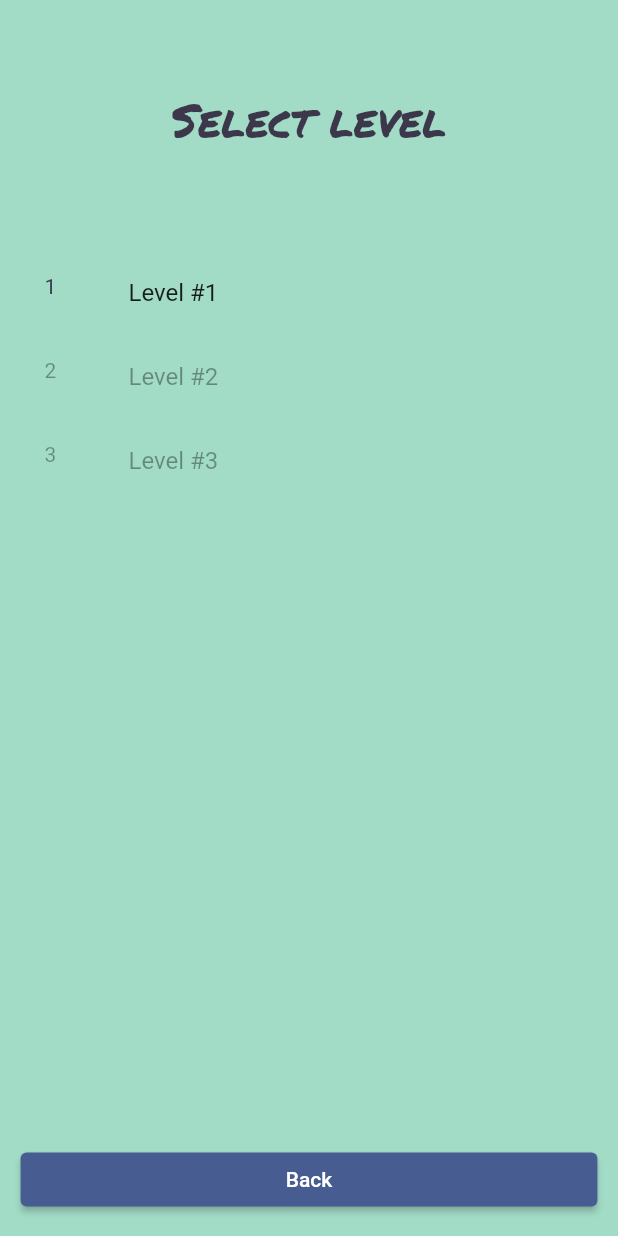
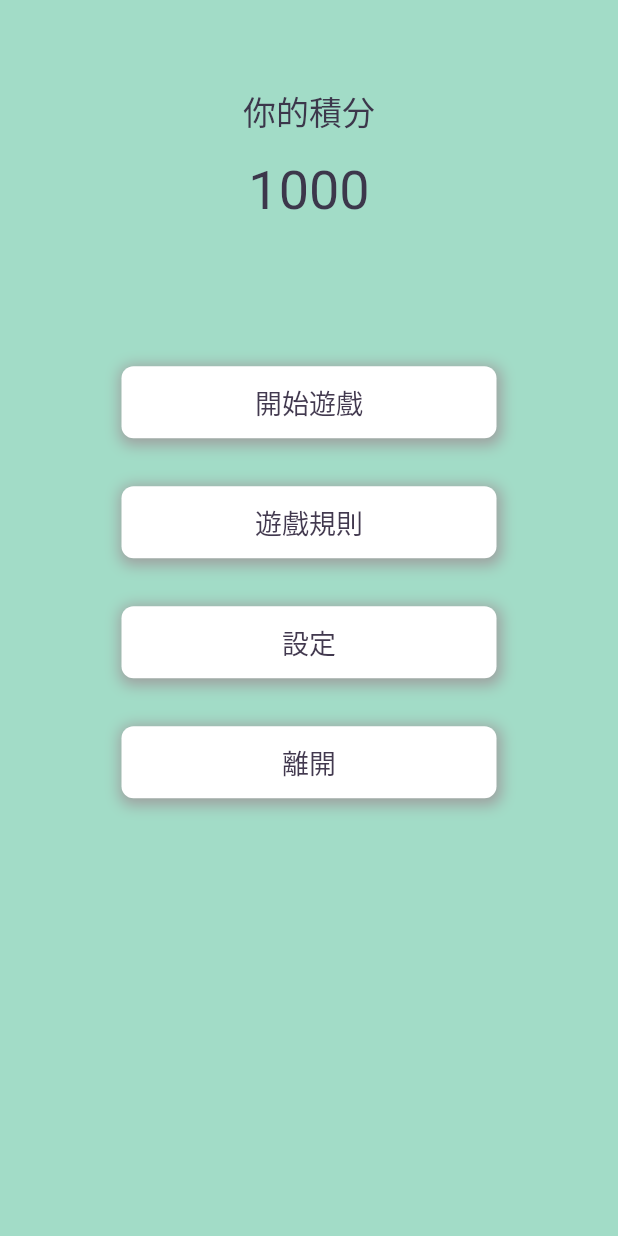
Before and after one commit to JohnsonHuang555/schrodinger-s_box, a Flutter app: the LevelSelectionScreen screen opened by its route, on a phone screen of 412 x 824 dp. Run offline on Flutter 3.47's test engine with Material 2 defaults, Android fonts, the phone set to English and light mode, and no system bars; our stand-ins replace audioplayers, firebase_core, firebase_crashlytics, go_router, google_mobile_ads, in_app_purchase and 1 more; missing offline and left inert: function_tree, games_services; accounts and stored records are empty.

Commit message:
add playSession screen

```diff
--- a/lib/main.dart
+++ b/lib/main.dart
@@ -134,42 +134,47 @@ class MyApp extends StatelessWidget {
             GoRoute(
               path: 'play',
               pageBuilder: (context, state) => buildMyTransition<void>(
-                      child: const LevelSelectionScreen(
-                          key: Key('level selection')),
+                child: const LevelSelectionScreen(key: Key('level selection')),
                 color: context.watch<Palette>().backgroundLevelSelection,
               ),
-                routes: [
-                  GoRoute(
-                    path: 'session/:level',
-                    pageBuilder: (context, state) {
-                      final levelNumber = int.parse(state.params['level']!);
-                      final level = gameLevels
-                          .singleWhere((e) => e.number == levelNumber);
-                      return buildMyTransition<void>(
-                        child: PlaySessionScreen(
-                          level,
-                          key: const Key('play session'),
-                        ),
-                        color: context.watch<Palette>().backgroundPlaySession,
-                      );
-                    },
+              // routes: [
+              //   GoRoute(
+              //     path: 'session/:level',
+              //     pageBuilder: (context, state) {
+              //       final levelNumber = int.parse(state.params['level']!);
+              //       final level =
+              //           gameLevels.singleWhere((e) => e.number == levelNumber);
+              //       return buildMyTransition<void>(
+              //         child: PlaySessionScreen(
+              //           level,
+              //           key: const Key('play session'),
+              //         ),
+              //         color: context.watch<Palette>().backgroundPlaySession,
+              //       );
+              //     },
+              //   ),
+              //   GoRoute(
+              //     path: 'won',
+              //     pageBuilder: (context, state) {
+              //       final map = state.extra! as Map<String, dynamic>;
+              //       final score = map['score'] as Score;
+
+              //       return buildMyTransition<void>(
+              //         child: WinGameScreen(
+              //           score: score,
+              //           key: const Key('win game'),
+              //         ),
+              //         color: context.watch<Palette>().backgroundPlaySession,
+              //       );
+              //     },
+              //   )
+              // ],
             ),
             GoRoute(
-                    path: 'won',
-                    pageBuilder: (context, state) {
-                      final map = state.extra! as Map<String, dynamic>;
-                      final score = map['score'] as Score;
-
-                      return buildMyTransition<void>(
-                        child: WinGameScreen(
-                          score: score,
-                          key: const Key('win game'),
+              path: 'playSession',
+              builder: (context, state) =>
+                  const PlaySessionScreen(key: Key('play session')),
             ),
-                        color: context.watch<Palette>().backgroundPlaySession,
-                      );
-                    },
-                  )
-                ]),
             GoRoute(
               path: 'settings',
               builder: (context, state) =>
--- /dev/null
+++ b/lib/src/components/custom_button.dart
@@ -0,0 +1,64 @@
+import 'package:flutter/material.dart';
+
+class CustomButton extends StatelessWidget {
+  final String title;
+  final VoidCallback onTap;
+
+  const CustomButton({super.key, required this.title, required this.onTap});
+
+  @override
+  Widget build(BuildContext context) {
+    return Container(
+      decoration: BoxDecoration(
+        color: Colors.white,
+        borderRadius: BorderRadius.circular(8.0),
+        boxShadow: const [
+          BoxShadow(
+            color: Colors.grey,
+            offset: Offset(1.0, 2.0),
+            blurRadius: 8.0,
+            spreadRadius: 2.0,
+          )
+        ],
+      ),
+      child: SizedBox(
+        height: 48,
+        child: Stack(
+          children: [
+            Row(
+              children: [
+                // Container(
+                //   width: 48.0,
+                //   height: 48.0,
+                //   alignment: Alignment.centerLeft,
+                //   decoration: BoxDecoration(
+                //     color: Colors.deepPurple,
+                //     borderRadius: BorderRadius.circular(8),
+                //   ),
+                //   child: const Center(
+                //     child: Icon(Icons.settings, color: Colors.white),
+                //   ),
+                // ),
+                Expanded(
+                  child: Center(
+                    child: Text(
+                      title,
+                      style: TextStyle(fontSize: 18),
+                    ),
+                  ),
+                ),
+              ],
+            ),
+            Material(
+              type: MaterialType.transparency,
+              child: InkWell(
+                onTap: onTap,
+                borderRadius: BorderRadius.circular(8.0),
+              ),
+            ),
+          ],
+        ),
+      ),
+    );
+  }
+}
--- /dev/null
+++ b/lib/src/game_internals/player_state.dart
@@ -0,0 +1 @@
+class PlayerState {}
--- a/lib/src/level_selection/level_selection_screen.dart
+++ b/lib/src/level_selection/level_selection_screen.dart
@@ -8,6 +8,7 @@ import 'package:provider/provider.dart';
 
 import '../audio/audio_controller.dart';
 import '../audio/sounds.dart';
+import '../components/custom_button.dart';
 import '../player_progress/player_progress.dart';
 import '../style/palette.dart';
 import '../style/responsive_screen.dart';
@@ -30,41 +31,88 @@ class LevelSelectionScreen extends StatelessWidget {
               padding: EdgeInsets.all(16),
               child: Center(
                 child: Text(
-                  'Select level',
-                  style:
-                      TextStyle(fontFamily: 'Permanent Marker', fontSize: 30),
+                  '你的積分',
+                  style: TextStyle(fontSize: 22),
                 ),
               ),
             ),
-            const SizedBox(height: 50),
+            Center(
+              child: Text(
+                '1000',
+                style: TextStyle(fontSize: 36),
+              ),
+            ),
+            const SizedBox(height: 80),
             Expanded(
-              child: ListView(
+              child: Column(
+                crossAxisAlignment: CrossAxisAlignment.center,
                 children: [
-                  for (final level in gameLevels)
-                    ListTile(
-                      enabled: playerProgress.highestLevelReached >=
-                          level.number - 1,
+                  Container(
+                    width: 250,
+                    margin: EdgeInsets.all(16),
+                    child: CustomButton(
+                      title: '開始遊戲',
                       onTap: () {
-                        final audioController = context.read<AudioController>();
-                        audioController.playSfx(SfxType.buttonTap);
-
-                        GoRouter.of(context)
-                            .go('/play/session/${level.number}');
+                        GoRouter.of(context).go('/playSession');
                       },
-                      leading: Text(level.number.toString()),
-                      title: Text('Level #${level.number}'),
-                    )
+                    ),
+                  ),
+                  Container(
+                    width: 250,
+                    margin: EdgeInsets.all(16),
+                    child: CustomButton(
+                      title: '遊戲規則',
+                      onTap: () {},
+                    ),
+                  ),
+                  Container(
+                    width: 250,
+                    margin: EdgeInsets.all(16),
+                    child: CustomButton(
+                      title: '設定',
+                      onTap: () {},
+                    ),
+                  ),
+                  Container(
+                    width: 250,
+                    margin: EdgeInsets.all(16),
+                    child: CustomButton(
+                      title: '離開',
+                      onTap: () {},
+                    ),
+                  ),
                 ],
               ),
-            ),
+            )
+            // Expanded(
+            //   child: ListView(
+            //     children: [
+            //       for (final level in gameLevels)
+            //         ListTile(
+            //           enabled: playerProgress.highestLevelReached >=
+            //               level.number - 1,
+            //           onTap: () {
+            //             final audioController = context.read<AudioController>();
+            //             audioController.playSfx(SfxType.buttonTap);
+
+            //             GoRouter.of(context)
+            //                 .go('/play/session/${level.number}');
+            //           },
+            //           leading: Text(level.number.toString()),
+            //           title: Text('Level #${level.number}'),
+            //         )
+            //     ],
+            //   ),
+            // ),
           ],
         ),
-        rectangularMenuArea: ElevatedButton(
-          onPressed: () {
-            GoRouter.of(context).go('/');
-          },
-          child: const Text('Back'),
-        ),
+        // rectangularMenuArea: ElevatedButton(
+        //   onPressed: () {
+        //     GoRouter.of(context).go('/');
+        //   },
+        //   child: const Text('Back'),
+        // ),
+        rectangularMenuArea: Container(),
       ),
     );
   }
--- a/lib/src/level_selection/levels.dart
+++ b/lib/src/level_selection/levels.dart
@@ -2,27 +2,27 @@
 // for details. All rights reserved. Use of this source code is governed by a
 // BSD-style license that can be found in the LICENSE file.
 
-const gameLevels = [
-  GameLevel(
-    number: 1,
-    difficulty: 5,
-    // TODO: When ready, change these achievement IDs.
-    // You configure this in App Store Connect.
-    achievementIdIOS: 'first_win',
-    // You get this string when you configure an achievement in Play Console.
-    achievementIdAndroid: 'NhkIwB69ejkMAOOLDb',
-  ),
-  GameLevel(
-    number: 2,
-    difficulty: 42,
-  ),
-  GameLevel(
-    number: 3,
-    difficulty: 100,
-    achievementIdIOS: 'finished',
-    achievementIdAndroid: 'CdfIhE96aspNWLGSQg',
-  ),
-];
+// const gameLevels = [
+//   GameLevel(
+//     number: 1,
+//     difficulty: 5,
+//     // TODO: When ready, change these achievement IDs.
+//     // You configure this in App Store Connect.
+//     achievementIdIOS: 'first_win',
+//     // You get this string when you configure an achievement in Play Console.
+//     achievementIdAndroid: 'NhkIwB69ejkMAOOLDb',
+//   ),
+//   GameLevel(
+//     number: 2,
+//     difficulty: 42,
+//   ),
+//   GameLevel(
+//     number: 3,
+//     difficulty: 100,
+//     achievementIdIOS: 'finished',
+//     achievementIdAndroid: 'CdfIhE96aspNWLGSQg',
+//   ),
+// ];
 
 class GameLevel {
   final int number;
--- a/lib/src/play_session/play_session_screen.dart
+++ b/lib/src/play_session/play_session_screen.dart
@@ -25,9 +25,9 @@ import '../player_progress/player_progress.dart';
 import '../style/palette.dart';
 
 class PlaySessionScreen extends StatefulWidget {
-  final GameLevel level;
+  // final GameLevel level;
 
-  const PlaySessionScreen(this.level, {super.key});
+  const PlaySessionScreen({super.key});
 
   @override
   State<PlaySessionScreen> createState() => _PlaySessionScreenState();
@@ -150,12 +150,12 @@ class _PlaySessionScreenState extends State<PlaySessionScreen> {
 
     return MultiProvider(
       providers: [
-        ChangeNotifierProvider(
-          create: (context) => LevelState(
-            goal: widget.level.difficulty,
-            onWin: _playerWon,
-          ),
-        ),
+        // ChangeNotifierProvider(
+        //   create: (context) => LevelState(
+        //     goal: widget.level.difficulty,
+        //     onWin: _playerWon,
+        //   ),
+        // ),
         ChangeNotifierProvider(
           create: (context) => GameState(),
         ),
@@ -229,16 +229,16 @@ class _PlaySessionScreenState extends State<PlaySessionScreen> {
   }
 
   Future<void> _playerWon() async {
-    _log.info('Level ${widget.level.number} won');
+    // _log.info('Level ${widget.level.number} won');
 
-    final score = Score(
-      widget.level.number,
-      widget.level.difficulty,
-      DateTime.now().difference(_startOfPlay),
-    );
+    // final score = Score(
+    //   widget.level.number,
+    //   widget.level.difficulty,
+    //   DateTime.now().difference(_startOfPlay),
+    // );
 
     final playerProgress = context.read<PlayerProgress>();
-    playerProgress.setLevelReached(widget.level.number);
+    // playerProgress.setLevelReached(widget.level.number);
 
     // Let the player see the game just after winning for a bit.
     await Future<void>.delayed(_preCelebrationDuration);
@@ -254,21 +254,21 @@ class _PlaySessionScreenState extends State<PlaySessionScreen> {
     final gamesServicesController = context.read<GamesServicesController?>();
     if (gamesServicesController != null) {
       // Award achievement.
-      if (widget.level.awardsAchievement) {
-        await gamesServicesController.awardAchievement(
-          android: widget.level.achievementIdAndroid!,
-          iOS: widget.level.achievementIdIOS!,
-        );
-      }
+      // if (widget.level.awardsAchievement) {
+      //   await gamesServicesController.awardAchievement(
+      //     android: widget.level.achievementIdAndroid!,
+      //     iOS: widget.level.achievementIdIOS!,
+      //   );
+      // }
 
       // Send score to leaderboard.
-      await gamesServicesController.submitLeaderboardScore(score);
+      // await gamesServicesController.submitLeaderboardScore(score);
     }
 
     /// Give the player some time to see the celebration animation.
     await Future<void>.delayed(_celebrationDuration);
     if (!mounted) return;
 
-    GoRouter.of(context).go('/play/won', extra: {'score': score});
+    // GoRouter.of(context).go('/play/won', extra: {'score': score});
   }
 }
```
Also changed, not shown: lib/src/main_menu/main_menu_screen.dart (+48 -43 lines). Lines whose indentation alone changed are shown as unchanged.
